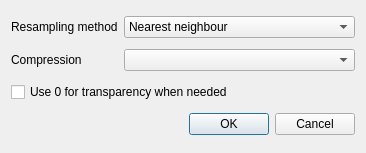
sourcepole/qgis, file qgis/src/plugins/georeferencer/qgsgeorefwarpoptionsdialogbase.ui: the form before one commit.
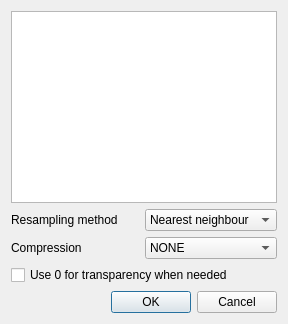
The form after the commit.

The edit to the form file:
```diff
--- a/qgis/src/plugins/georeferencer/qgsgeorefwarpoptionsdialogbase.ui
+++ b/qgis/src/plugins/georeferencer/qgsgeorefwarpoptionsdialogbase.ui
@@ -6,15 +6,25 @@
    <rect>
     <x>0</x>
     <y>0</y>
-    <width>366</width>
-    <height>153</height>
+    <width>288</width>
+    <height>319</height>
    </rect>
   </property>
   <property name="windowTitle">
    <string>Warp options</string>
   </property>
   <layout class="QGridLayout" name="gridLayout">
-   <item row="0" column="0">
+   <item row="0" column="0" colspan="2">
+    <widget class="QTextBrowser" name="textBrowser">
+     <property name="sizePolicy">
+      <sizepolicy hsizetype="Expanding" vsizetype="Minimum">
+       <horstretch>0</horstretch>
+       <verstretch>0</verstretch>
+      </sizepolicy>
+     </property>
+    </widget>
+   </item>
+   <item row="1" column="0">
     <widget class="QLabel" name="textLabel1">
      <property name="text">
       <string>Resampling method</string>
@@ -24,7 +34,7 @@
      </property>
     </widget>
    </item>
-   <item row="0" column="1">
+   <item row="1" column="1">
     <widget class="QComboBox" name="cmbResampling">
      <property name="currentIndex">
       <number>0</number>
@@ -56,7 +66,7 @@
      </item>
     </widget>
    </item>
-   <item row="1" column="0">
+   <item row="2" column="0">
     <widget class="QLabel" name="mCompressionLabel">
      <property name="text">
       <string>Compression</string>
@@ -66,10 +76,31 @@
      </property>
     </widget>
    </item>
-   <item row="1" column="1">
-    <widget class="QComboBox" name="mCompressionComboBox"/>
+   <item row="2" column="1">
+    <widget class="QComboBox" name="mCompressionComboBox">
+     <item>
+      <property name="text">
+       <string>NONE</string>
+      </property>
+     </item>
+     <item>
+      <property name="text">
+       <string>LZW</string>
+      </property>
+     </item>
+     <item>
+      <property name="text">
+       <string>PACKBITS</string>
+      </property>
+     </item>
+     <item>
+      <property name="text">
+       <string>DEFLATE</string>
+      </property>
+     </item>
+    </widget>
    </item>
-   <item row="2" column="0" colspan="2">
+   <item row="3" column="0" colspan="2">
     <widget class="QCheckBox" name="cbxZeroAsTrans">
      <property name="text">
       <string>Use 0 for transparency when needed</string>
@@ -79,7 +110,7 @@
      </property>
     </widget>
    </item>
-   <item row="3" column="1">
+   <item row="4" column="0" colspan="2">
     <widget class="QDialogButtonBox" name="buttonBox">
      <property name="standardButtons">
       <set>QDialogButtonBox::Cancel|QDialogButtonBox::Ok</set>
```
Left out of the diff: 39 changed lines with no effect on the pictures.
